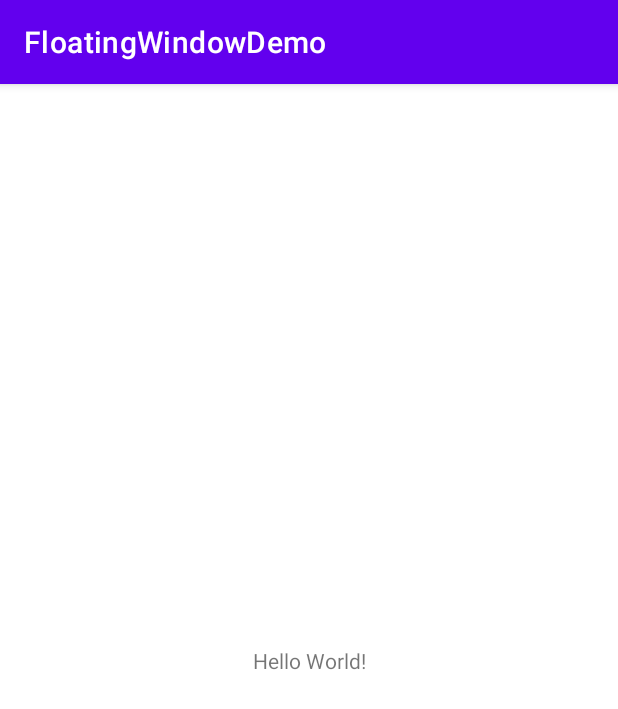
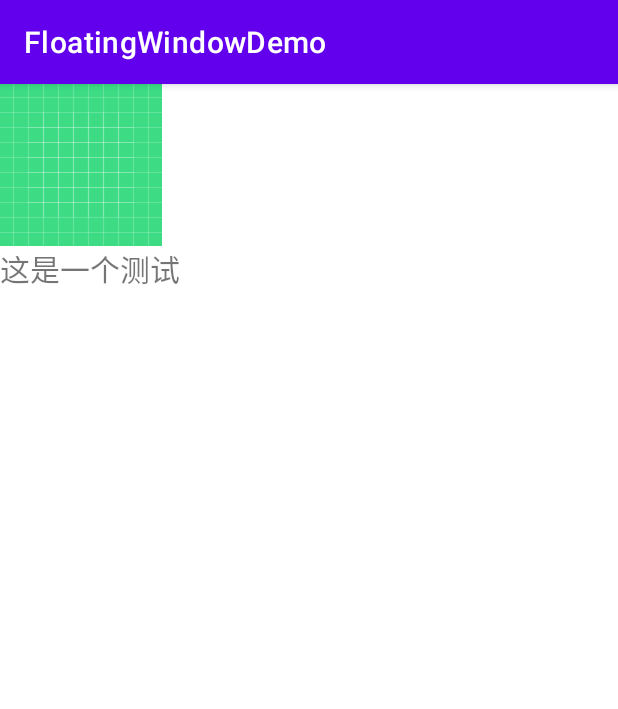
Before and after one commit to GeneHans/FloatingWindowDemo, an Android app: the screen it shows after launch (MainActivity), on a phone screen of 412 x 824 dp. Shown: the top 709 px of the screen. Run offline under Robolectric (Android 15) with nearby library versions, the phone set to English and light mode, and no system bars.

Commit message:
完成了滑动view和viewgroup的基本滑动功能

```diff
--- a/app/src/main/res/layout/activity_main.xml
+++ b/app/src/main/res/layout/activity_main.xml
@@ -1,18 +1,28 @@
 <?xml version="1.0" encoding="utf-8"?>
-<androidx.constraintlayout.widget.ConstraintLayout xmlns:android="http://schemas.android.com/apk/res/android"
+<LinearLayout xmlns:android="http://schemas.android.com/apk/res/android"
     xmlns:app="http://schemas.android.com/apk/res-auto"
     xmlns:tools="http://schemas.android.com/tools"
     android:layout_width="match_parent"
     android:layout_height="match_parent"
+    android:orientation="vertical"
     tools:context=".MainActivity">
 
-    <TextView
+    <com.example.floatingwindowdemo.custom.floatview.FloatTextView
+        android:id="@+id/float_text1"
         android:layout_width="wrap_content"
         android:layout_height="wrap_content"
+        android:background="@color/black"
+        android:clickable="true"
         android:text="Hello World!"
+        android:textSize="20sp"
+        android:visibility="gone"
         app:layout_constraintBottom_toBottomOf="parent"
         app:layout_constraintLeft_toLeftOf="parent"
         app:layout_constraintRight_toRightOf="parent"
         app:layout_constraintTop_toTopOf="parent" />
 
-</androidx.constraintlayout.widget.ConstraintLayout>
+    <com.example.floatingwindowdemo.custom.floatview.FloatWindow
+        android:layout_width="wrap_content"
+        android:layout_height="wrap_content"/>
+
+</LinearLayout>
--- /dev/null
+++ b/app/src/main/res/layout/float_window_layout.xml
@@ -0,0 +1,22 @@
+<?xml version="1.0" encoding="utf-8"?>
+<LinearLayout xmlns:android="http://schemas.android.com/apk/res/android"
+    android:layout_width="match_parent"
+    android:layout_height="match_parent"
+    android:orientation="vertical">
+
+    <androidx.appcompat.widget.AppCompatImageView
+        android:src="@drawable/ic_launcher_background"
+        android:clickable="true"
+        android:id="@+id/img_float_window"
+        android:layout_width="wrap_content"
+        android:layout_height="wrap_content" />
+
+    <TextView
+        android:clickable="true"
+        android:id="@+id/text_float_window"
+        android:layout_width="wrap_content"
+        android:layout_height="wrap_content"
+        android:text="这是一个测试"
+        android:textSize="20sp" />
+
+</LinearLayout>
```
Also changed, not shown: app/src/main/java/com/example/floatingwindowdemo/LogUtils.kt (added, +20 -0 lines), app/src/main/java/com/example/floatingwindowdemo/custom/floatview/FloatTextView.kt (added, +57 -0 lines), app/src/main/java/com/example/floatingwindowdemo/custom/floatview/FloatWindow.kt (added, +56 -0 lines).
